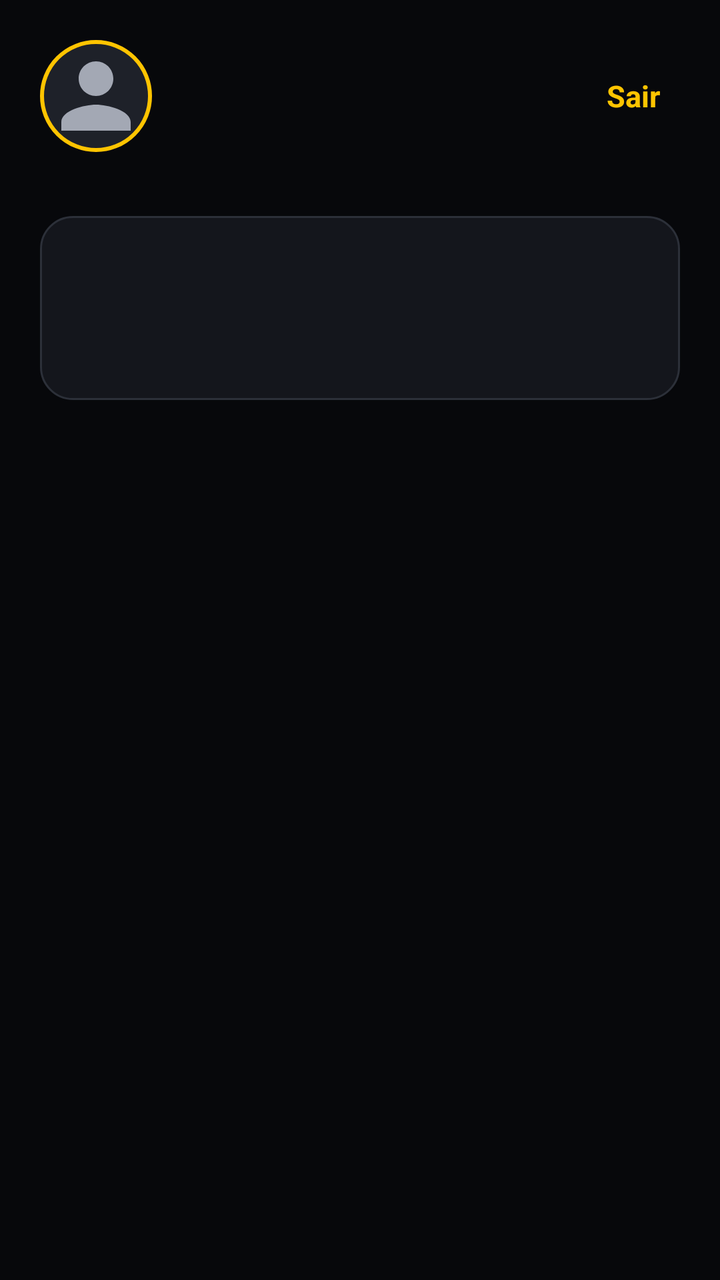
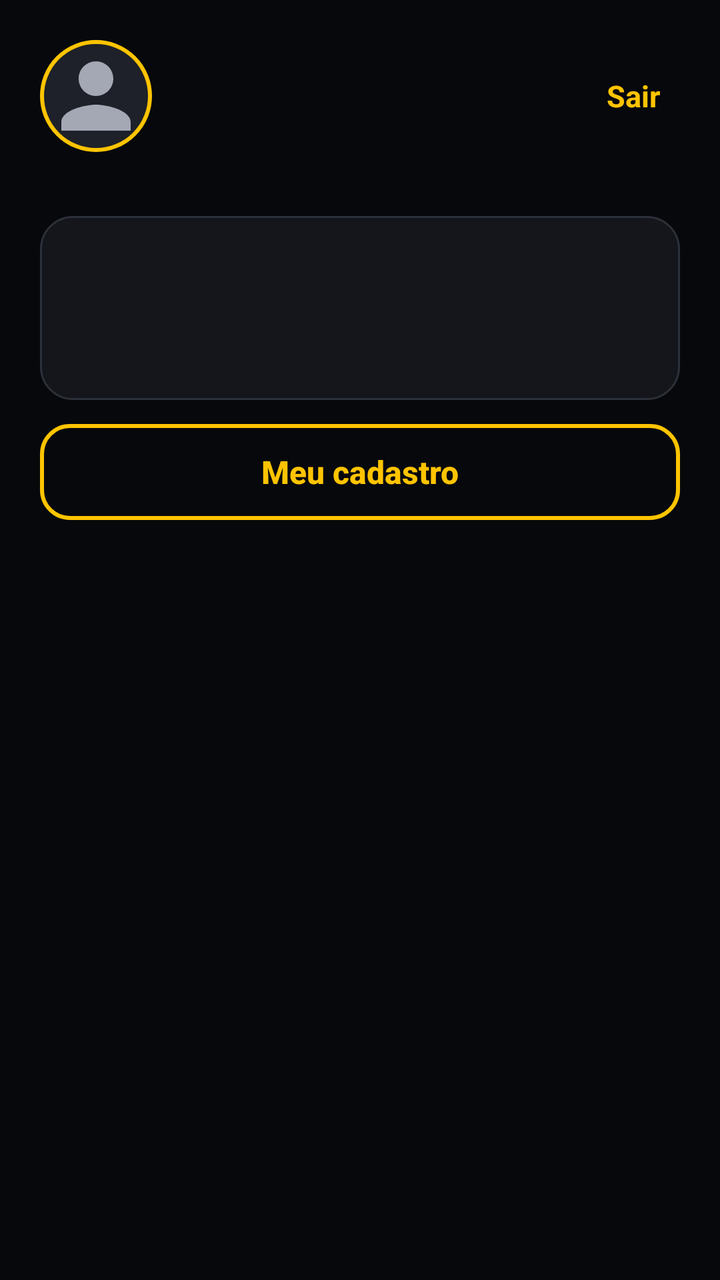

Two renders of the same Android screen: before a commit and after it. Below are the layout's source before the change and the commit's diff.
<!-- AndroidManifest.xml: application theme Theme.Start -->
<!-- res/layout/activity_home_motorista.xml -->
<?xml version="1.0" encoding="utf-8"?>
<LinearLayout xmlns:android="http://schemas.android.com/apk/res/android"
    android:layout_width="match_parent"
    android:layout_height="match_parent"
    android:background="@color/fundo"
    android:orientation="vertical">

    <include
        android:id="@+id/cabecalho"
        layout="@layout/include_cabecalho_usuario" />

    <LinearLayout
        android:layout_width="match_parent"
        android:layout_height="wrap_content"
        android:layout_marginStart="20dp"
        android:layout_marginTop="12dp"
        android:layout_marginEnd="20dp"
        android:background="@drawable/bg_cartao"
        android:orientation="vertical"
        android:padding="20dp">

        <TextView
            android:id="@+id/tvStatusTitulo"
            android:layout_width="wrap_content"
            android:layout_height="wrap_content"
            android:textSize="20sp"
            android:textStyle="bold" />

        <TextView
            android:id="@+id/tvStatusMensagem"
            style="@style/TextoCorpo"
            android:layout_marginTop="6dp" />
    </LinearLayout>

    <View
        android:layout_width="match_parent"
        android:layout_height="0dp"
        android:layout_weight="1" />

    <TextView
        android:id="@+id/tvSituacaoOnline"
        style="@style/TextoCorpo"
        android:layout_marginBottom="12dp"
        android:gravity="center"
        android:visibility="gone" />

    <Button
        android:id="@+id/btnOnline"
        style="@style/BotaoPrimario"
        android:layout_marginStart="20dp"
        android:layout_marginEnd="20dp"
        android:layout_marginBottom="28dp"
        android:visibility="gone" />
</LinearLayout>
<!-- res/layout/include_cabecalho_usuario.xml (included above) -->
<?xml version="1.0" encoding="utf-8"?>
<LinearLayout xmlns:android="http://schemas.android.com/apk/res/android"
    android:layout_width="match_parent"
    android:layout_height="wrap_content"
    android:gravity="center_vertical"
    android:orientation="horizontal"
    android:padding="20dp">

    <ImageView
        android:id="@+id/ivFoto"
        android:layout_width="56dp"
        android:layout_height="56dp"
        android:background="@drawable/bg_foto_redonda"
        android:contentDescription="@null"
        android:padding="2dp"
        android:scaleType="centerCrop"
        android:src="@drawable/ic_pessoa" />

    <LinearLayout
        android:layout_width="0dp"
        android:layout_height="wrap_content"
        android:layout_marginStart="14dp"
        android:layout_weight="1"
        android:orientation="vertical">

        <TextView
            android:id="@+id/tvOla"
            android:layout_width="wrap_content"
            android:layout_height="wrap_content"
            android:textColor="@color/texto"
            android:textSize="20sp"
            android:textStyle="bold" />

        <TextView
            android:id="@+id/tvLinha2"
            android:layout_width="wrap_content"
            android:layout_height="wrap_content"
            android:textColor="@color/texto_secundario"
            android:textSize="13sp" />
    </LinearLayout>

    <TextView
        android:id="@+id/btnSair"
        android:layout_width="wrap_content"
        android:layout_height="wrap_content"
        android:background="?attr/selectableItemBackground"
        android:padding="10dp"
        android:text="@string/sair"
        android:textColor="@color/amarelo"
        android:textSize="15sp"
        android:textStyle="bold" />
</LinearLayout>
<!-- resources referenced by this layout -->
<resources>
  <color name="amarelo">#FFC400</color>
  <color name="fundo">#07080B</color>
  <color name="texto">#FFFFFF</color>
  <color name="texto_secundario">#A3A8B4</color>
  <!-- drawable bg_cartao (drawable) -->
  <?xml version="1.0" encoding="utf-8"?>
  <shape xmlns:android="http://schemas.android.com/apk/res/android" android:shape="rectangle">
      <solid android:color="@color/superficie" />
      <stroke android:width="1dp" android:color="@color/borda" />
      <corners android:radius="16dp" />
  </shape>
  <!-- drawable bg_foto_redonda (drawable) -->
  <?xml version="1.0" encoding="utf-8"?>
  <shape xmlns:android="http://schemas.android.com/apk/res/android" android:shape="oval">
      <solid android:color="@color/superficie_alta" />
      <stroke android:width="2dp" android:color="@color/amarelo" />
  </shape>
  <!-- drawable ic_pessoa (drawable) -->
  <vector xmlns:android="http://schemas.android.com/apk/res/android"
      android:width="24dp" android:height="24dp" android:viewportWidth="24" android:viewportHeight="24">
      <path android:fillColor="#A3A8B4"
          android:pathData="M12,12c2.21,0 4,-1.79 4,-4s-1.79,-4 -4,-4 -4,1.79 -4,4 1.79,4 4,4zM12,14c-2.67,0 -8,1.34 -8,4v2h16v-2c0,-2.66 -5.33,-4 -8,-4z" />
  </vector>
  <string name="sair">Sair</string>
  <style name="BotaoPrimario">
          <item name="android:layout_width">match_parent</item>
          <item name="android:layout_height">54dp</item>
          <item name="android:background">@drawable/bg_botao_primario</item>
          <item name="android:textColor">@color/preto</item>
          <item name="android:textSize">16sp</item>
          <item name="android:textStyle">bold</item>
          <item name="android:textAllCaps">false</item>
          <item name="android:stateListAnimator">@null</item>
          
          <item name="backgroundTint">@null</item>
      </style>
  <style name="TextoCorpo">
          <item name="android:layout_width">match_parent</item>
          <item name="android:layout_height">wrap_content</item>
          <item name="android:textColor">@color/texto_secundario</item>
          <item name="android:textSize">14sp</item>
          <item name="android:lineSpacingExtra">3dp</item>
      </style>
  <color name="superficie">#14161C</color>
  <color name="borda">#2C3039</color>
  <color name="superficie_alta">#1E2129</color>
  <color name="preto">#07080B</color>
  <color name="laranja">#FF7A00</color>
  <color name="dica">#6C7280</color>
  <style name="Theme.Start.Dialogo" parent="ThemeOverlay.MaterialComponents.MaterialAlertDialog">
          <item name="colorPrimary">@color/amarelo</item>
          <item name="colorSurface">@color/superficie_alta</item>
          <item name="colorOnSurface">@color/texto</item>
          <item name="android:textColorPrimary">@color/texto</item>
          <item name="android:textColorHint">@color/dica</item>
      </style>
  <color name="amarelo_claro">#FFDD33</color>
  <!-- unchanged entries left out for length: 2 -->
</resources>

<!-- the commit's change to res/layout/activity_home_motorista.xml (unified diff, before → after) -->
@@ -31,6 +31,15 @@
             style="@style/TextoCorpo"
             android:layout_marginTop="6dp" />
     </LinearLayout>
+
+    <Button
+        android:id="@+id/btnMeuCadastro"
+        style="@style/BotaoContorno"
+        android:layout_height="48dp"
+        android:layout_marginStart="20dp"
+        android:layout_marginTop="12dp"
+        android:layout_marginEnd="20dp"
+        android:text="@string/editar_meu_cadastro" />
 
     <View
         android:layout_width="match_parent"
<!-- resource entries referenced after the edit -->
@@ -23,7 +23,12 @@
       <path android:fillColor="#A3A8B4"
           android:pathData="M12,12c2.21,0 4,-1.79 4,-4s-1.79,-4 -4,-4 -4,1.79 -4,4 1.79,4 4,4zM12,14c-2.67,0 -8,1.34 -8,4v2h16v-2c0,-2.66 -5.33,-4 -8,-4z" />
   </vector>
+  <string name="editar_meu_cadastro">Meu cadastro</string>
   <string name="sair">Sair</string>
+  <style name="BotaoContorno" parent="BotaoPrimario">
+          <item name="android:background">@drawable/bg_botao_contorno</item>
+          <item name="android:textColor">@color/amarelo</item>
+      </style>
   <style name="BotaoPrimario">
           <item name="android:layout_width">match_parent</item>
           <item name="android:layout_height">54dp</item>
@@ -46,6 +51,13 @@
   <color name="superficie">#14161C</color>
   <color name="borda">#2C3039</color>
   <color name="superficie_alta">#1E2129</color>
+  <!-- drawable bg_botao_contorno (drawable) -->
+  <?xml version="1.0" encoding="utf-8"?>
+  <shape xmlns:android="http://schemas.android.com/apk/res/android" android:shape="rectangle">
+      <solid android:color="@android:color/transparent" />
+      <stroke android:width="2dp" android:color="@color/amarelo" />
+      <corners android:radius="14dp" />
+  </shape>
   <color name="preto">#07080B</color>
   <color name="laranja">#FF7A00</color>
   <color name="dica">#6C7280</color>
